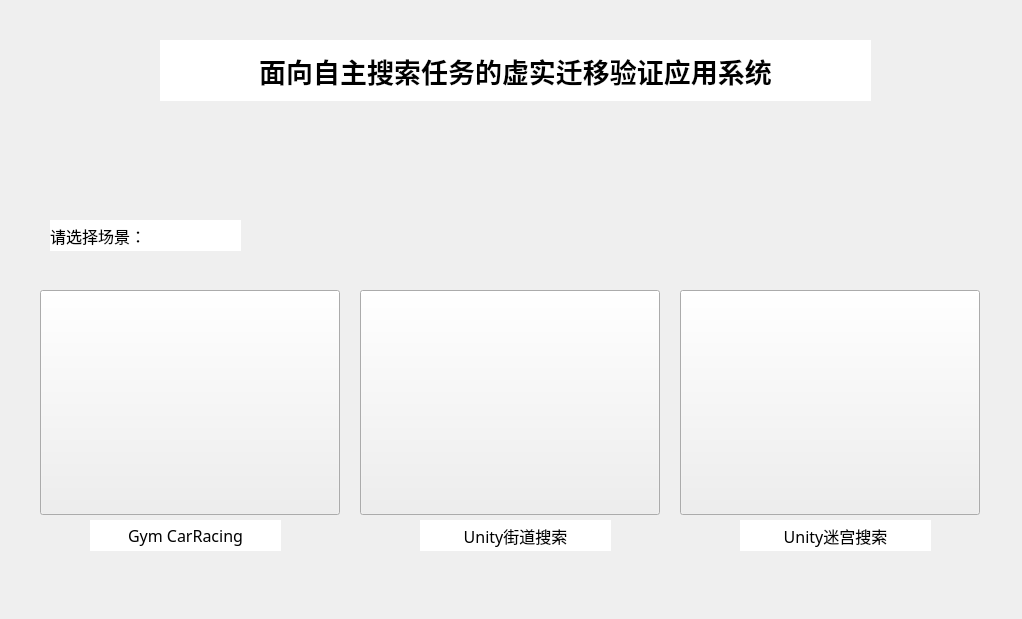
Qt form 导航面板.ui (zwtistudy/autonomous_search_sim2real_migration_demonstration_system) before a commit.
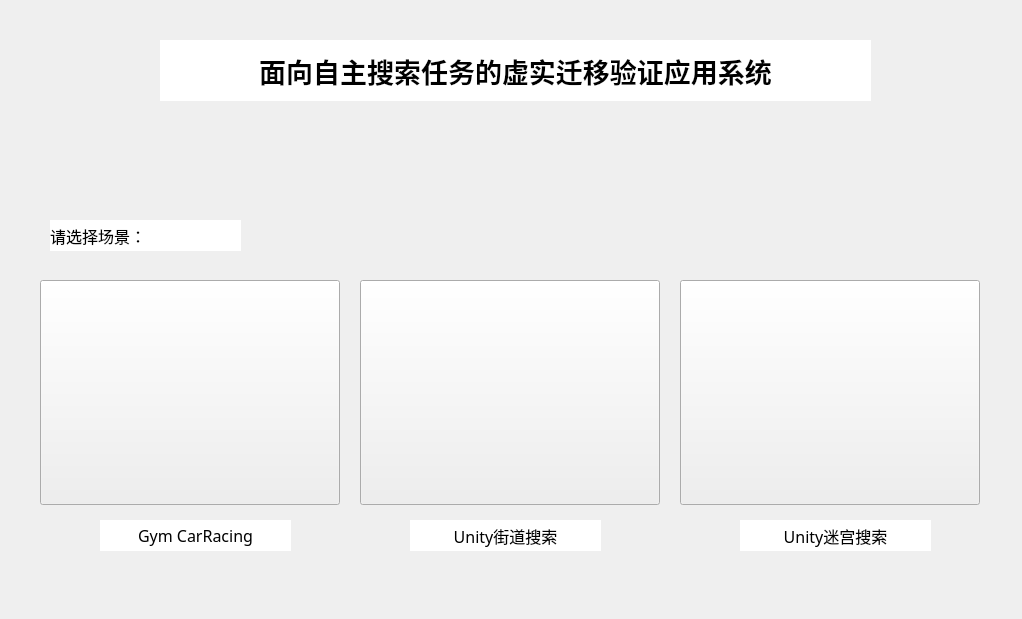
The same form after that commit.

The edit to the form file:
```diff
--- a/导航面板.ui
+++ b/导航面板.ui
@@ -43,60 +43,6 @@
     <set>Qt::AlignCenter</set>
    </property>
   </widget>
-  <widget class="QPushButton" name="pushButton">
-   <property name="geometry">
-    <rect>
-     <x>40</x>
-     <y>290</y>
-     <width>300</width>
-     <height>225</height>
-    </rect>
-   </property>
-   <property name="font">
-    <font>
-     <pointsize>18</pointsize>
-    </font>
-   </property>
-   <property name="text">
-    <string/>
-   </property>
-  </widget>
-  <widget class="QPushButton" name="pushButton_2">
-   <property name="geometry">
-    <rect>
-     <x>360</x>
-     <y>290</y>
-     <width>300</width>
-     <height>225</height>
-    </rect>
-   </property>
-   <property name="font">
-    <font>
-     <pointsize>18</pointsize>
-    </font>
-   </property>
-   <property name="text">
-    <string/>
-   </property>
-  </widget>
-  <widget class="QPushButton" name="pushButton_3">
-   <property name="geometry">
-    <rect>
-     <x>680</x>
-     <y>290</y>
-     <width>300</width>
-     <height>225</height>
-    </rect>
-   </property>
-   <property name="font">
-    <font>
-     <pointsize>18</pointsize>
-    </font>
-   </property>
-   <property name="text">
-    <string/>
-   </property>
-  </widget>
   <widget class="QLabel" name="label_2">
    <property name="geometry">
     <rect>
@@ -122,7 +68,7 @@
   <widget class="QLabel" name="label_3">
    <property name="geometry">
     <rect>
-     <x>90</x>
+     <x>100</x>
      <y>520</y>
      <width>191</width>
      <height>31</height>
@@ -147,7 +93,7 @@
   <widget class="QLabel" name="label_4">
    <property name="geometry">
     <rect>
-     <x>420</x>
+     <x>410</x>
      <y>520</y>
      <width>191</width>
      <height>31</height>
@@ -194,6 +140,78 @@
     <set>Qt::AlignCenter</set>
    </property>
   </widget>
+  <widget class="QPushButton" name="pushButton_2">
+   <property name="geometry">
+    <rect>
+     <x>360</x>
+     <y>280</y>
+     <width>300</width>
+     <height>225</height>
+    </rect>
+   </property>
+   <property name="sizePolicy">
+    <sizepolicy hsizetype="Minimum" vsizetype="Preferred">
+     <horstretch>0</horstretch>
+     <verstretch>0</verstretch>
+    </sizepolicy>
+   </property>
+   <property name="font">
+    <font>
+     <pointsize>18</pointsize>
+    </font>
+   </property>
+   <property name="text">
+    <string/>
+   </property>
+  </widget>
+  <widget class="QPushButton" name="pushButton_3">
+   <property name="geometry">
+    <rect>
+     <x>680</x>
+     <y>280</y>
+     <width>300</width>
+     <height>225</height>
+    </rect>
+   </property>
+   <property name="sizePolicy">
+    <sizepolicy hsizetype="Minimum" vsizetype="Preferred">
+     <horstretch>0</horstretch>
+     <verstretch>0</verstretch>
+    </sizepolicy>
+   </property>
+   <property name="font">
+    <font>
+     <pointsize>18</pointsize>
+    </font>
+   </property>
+   <property name="text">
+    <string/>
+   </property>
+  </widget>
+  <widget class="QPushButton" name="pushButton">
+   <property name="geometry">
+    <rect>
+     <x>40</x>
+     <y>280</y>
+     <width>300</width>
+     <height>225</height>
+    </rect>
+   </property>
+   <property name="sizePolicy">
+    <sizepolicy hsizetype="Minimum" vsizetype="Preferred">
+     <horstretch>0</horstretch>
+     <verstretch>0</verstretch>
+    </sizepolicy>
+   </property>
+   <property name="font">
+    <font>
+     <pointsize>18</pointsize>
+    </font>
+   </property>
+   <property name="text">
+    <string/>
+   </property>
+  </widget>
  </widget>
  <resources/>
  <connections/>
```
